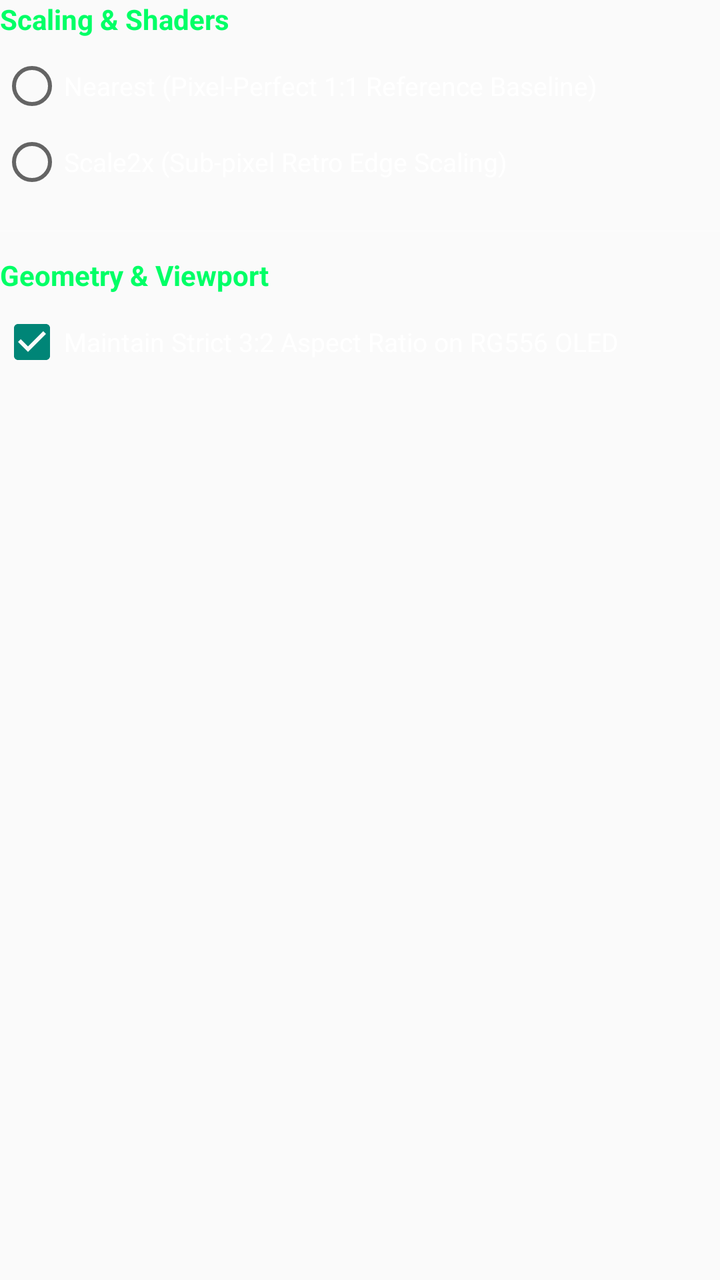
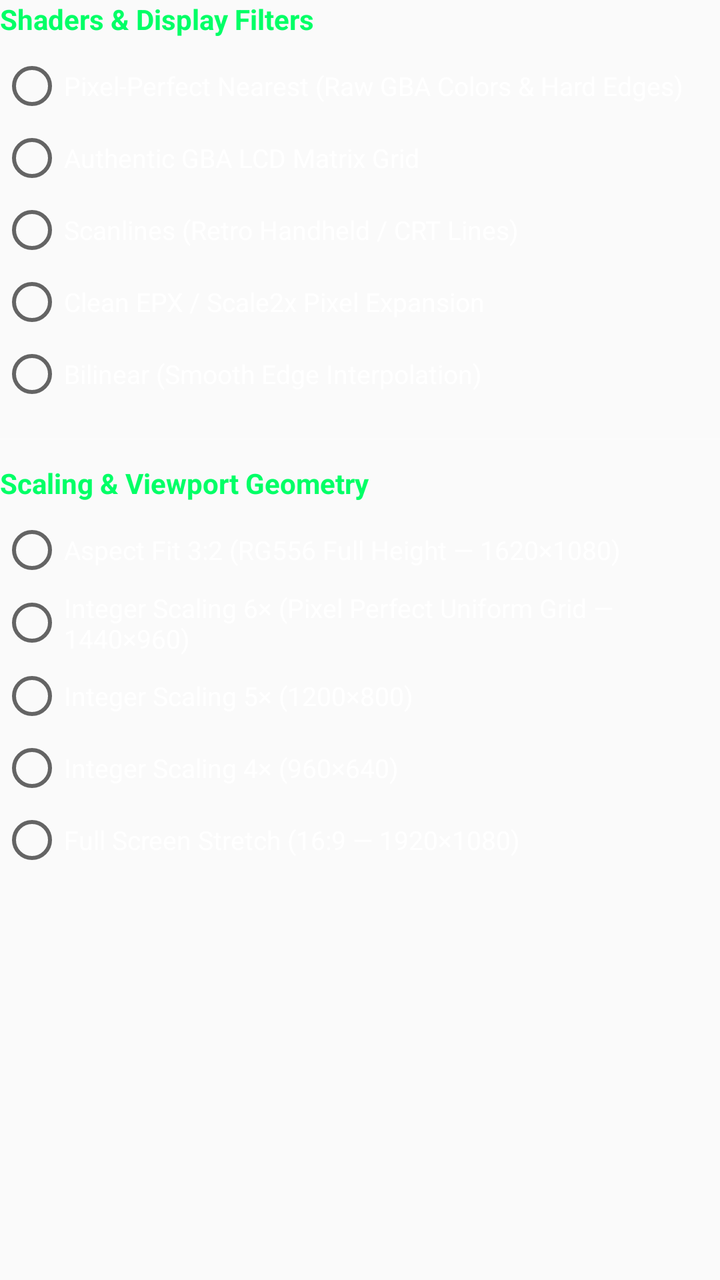

Before-and-after screenshots of an Android layout around one commit, followed by the original layout XML and the change that was made.
<!-- AndroidManifest.xml: application theme Theme.AppCompat.Light.NoActionBar -->
<!-- res/layout/panel_settings_display.xml -->
<?xml version="1.0" encoding="utf-8"?>
<LinearLayout xmlns:android="http://schemas.android.com/apk/res/android"
    android:layout_width="match_parent"
    android:layout_height="wrap_content"
    android:orientation="vertical">

    <TextView
        android:layout_width="match_parent"
        android:layout_height="wrap_content"
        android:text="Scaling &amp; Shaders"
        android:textColor="#00FF66"
        android:textSize="14sp"
        android:textStyle="bold"
        android:layout_marginBottom="8dp" />

    <RadioGroup
        android:id="@+id/rg_upscaler"
        android:layout_width="match_parent"
        android:layout_height="wrap_content"
        android:orientation="vertical">

        <RadioButton
            android:id="@+id/rb_upscaler_nearest"
            android:layout_width="match_parent"
            android:layout_height="wrap_content"
            android:text="Nearest (Pixel-Perfect 1:1 Reference Baseline)"
            android:textColor="#FFFFFF"
            android:textSize="13sp"
            android:layout_marginBottom="6dp" />

        <RadioButton
            android:id="@+id/rb_upscaler_scale2x"
            android:layout_width="match_parent"
            android:layout_height="wrap_content"
            android:text="Scale2x (Sub-pixel Retro Edge Scaling)"
            android:textColor="#FFFFFF"
            android:textSize="13sp"
            android:layout_marginBottom="6dp" />
    </RadioGroup>

    <View android:layout_width="match_parent" android:layout_height="1dp" android:background="#22FFFFFF" android:layout_marginVertical="12dp" />

    <TextView
        android:layout_width="match_parent"
        android:layout_height="wrap_content"
        android:text="Geometry &amp; Viewport"
        android:textColor="#00FF66"
        android:textSize="14sp"
        android:textStyle="bold"
        android:layout_marginBottom="8dp" />

    <CheckBox
        android:id="@+id/chk_integer_scaling"
        android:layout_width="match_parent"
        android:layout_height="wrap_content"
        android:text="Maintain Strict 3:2 Aspect Ratio on RG556 OLED"
        android:textColor="#FFFFFF"
        android:checked="true"
        android:textSize="13sp" />

</LinearLayout>
<!-- resources referenced by this layout -->
<resources>

</resources>

<!-- the commit's change to res/layout/panel_settings_display.xml (unified diff, before → after) -->
@@ -7,35 +7,62 @@
     <TextView
         android:layout_width="match_parent"
         android:layout_height="wrap_content"
-        android:text="Scaling &amp; Shaders"
+        android:text="Shaders &amp; Display Filters"
         android:textColor="#00FF66"
         android:textSize="14sp"
         android:textStyle="bold"
         android:layout_marginBottom="8dp" />
 
     <RadioGroup
-        android:id="@+id/rg_upscaler"
+        android:id="@+id/rg_shader_filter"
         android:layout_width="match_parent"
         android:layout_height="wrap_content"
         android:orientation="vertical">
 
         <RadioButton
-            android:id="@+id/rb_upscaler_nearest"
+            android:id="@+id/rb_shader_nearest"
             android:layout_width="match_parent"
             android:layout_height="wrap_content"
-            android:text="Nearest (Pixel-Perfect 1:1 Reference Baseline)"
+            android:text="Pixel-Perfect Nearest (Raw GBA Colors &amp; Hard Edges)"
             android:textColor="#FFFFFF"
             android:textSize="13sp"
-            android:layout_marginBottom="6dp" />
+            android:layout_marginBottom="4dp" />
 
         <RadioButton
-            android:id="@+id/rb_upscaler_scale2x"
+            android:id="@+id/rb_shader_lcd_grid"
             android:layout_width="match_parent"
             android:layout_height="wrap_content"
-            android:text="Scale2x (Sub-pixel Retro Edge Scaling)"
+            android:text="Authentic GBA LCD Matrix Grid"
             android:textColor="#FFFFFF"
             android:textSize="13sp"
-            android:layout_marginBottom="6dp" />
+            android:layout_marginBottom="4dp" />
+
+        <RadioButton
+            android:id="@+id/rb_shader_scanlines"
+            android:layout_width="match_parent"
+            android:layout_height="wrap_content"
+            android:text="Scanlines (Retro Handheld / CRT Lines)"
+            android:textColor="#FFFFFF"
+            android:textSize="13sp"
+            android:layout_marginBottom="4dp" />
+
+        <RadioButton
+            android:id="@+id/rb_shader_scale2x"
+            android:layout_width="match_parent"
+            android:layout_height="wrap_content"
+            android:text="Clean EPX / Scale2x Pixel Expansion"
+            android:textColor="#FFFFFF"
+            android:textSize="13sp"
+            android:layout_marginBottom="4dp" />
+
+        <RadioButton
+            android:id="@+id/rb_shader_bilinear"
+            android:layout_width="match_parent"
+            android:layout_height="wrap_content"
+            android:text="Bilinear (Smooth Edge Interpolation)"
+            android:textColor="#FFFFFF"
+            android:textSize="13sp"
+            android:layout_marginBottom="4dp" />
     </RadioGroup>
 
     <View android:layout_width="match_parent" android:layout_height="1dp" android:background="#22FFFFFF" android:layout_marginVertical="12dp" />
@@ -43,19 +70,62 @@
     <TextView
         android:layout_width="match_parent"
         android:layout_height="wrap_content"
-        android:text="Geometry &amp; Viewport"
+        android:text="Scaling &amp; Viewport Geometry"
         android:textColor="#00FF66"
         android:textSize="14sp"
         android:textStyle="bold"
         android:layout_marginBottom="8dp" />
 
-    <CheckBox
-        android:id="@+id/chk_integer_scaling"
+    <RadioGroup
+        android:id="@+id/rg_scaling_mode"
         android:layout_width="match_parent"
         android:layout_height="wrap_content"
-        android:text="Maintain Strict 3:2 Aspect Ratio on RG556 OLED"
-        android:textColor="#FFFFFF"
-        android:checked="true"
-        android:textSize="13sp" />
+        android:orientation="vertical">
+
+        <RadioButton
+            android:id="@+id/rb_scale_fit_3_2"
+            android:layout_width="match_parent"
+            android:layout_height="wrap_content"
+            android:text="Aspect Fit 3:2 (RG556 Full Height — 1620×1080)"
+            android:textColor="#FFFFFF"
+            android:textSize="13sp"
+            android:layout_marginBottom="4dp" />
+
+        <RadioButton
+            android:id="@+id/rb_scale_int_max"
+            android:layout_width="match_parent"
+            android:layout_height="wrap_content"
+            android:text="Integer Scaling 6× (Pixel Perfect Uniform Grid — 1440×960)"
+            android:textColor="#FFFFFF"
+            android:textSize="13sp"
+            android:layout_marginBottom="4dp" />
+
+        <RadioButton
+            android:id="@+id/rb_scale_int_5x"
+            android:layout_width="match_parent"
+            android:layout_height="wrap_content"
+            android:text="Integer Scaling 5× (1200×800)"
+            android:textColor="#FFFFFF"
+            android:textSize="13sp"
+            android:layout_marginBottom="4dp" />
+
+        <RadioButton
+            android:id="@+id/rb_scale_int_4x"
+            android:layout_width="match_parent"
+            android:layout_height="wrap_content"
+            android:text="Integer Scaling 4× (960×640)"
+            android:textColor="#FFFFFF"
+            android:textSize="13sp"
+            android:layout_marginBottom="4dp" />
+
+        <RadioButton
+            android:id="@+id/rb_scale_fullscreen"
+            android:layout_width="match_parent"
+            android:layout_height="wrap_content"
+            android:text="Full Screen Stretch (16:9 — 1920×1080)"
+            android:textColor="#FFFFFF"
+            android:textSize="13sp"
+            android:layout_marginBottom="4dp" />
+    </RadioGroup>
 
 </LinearLayout>
